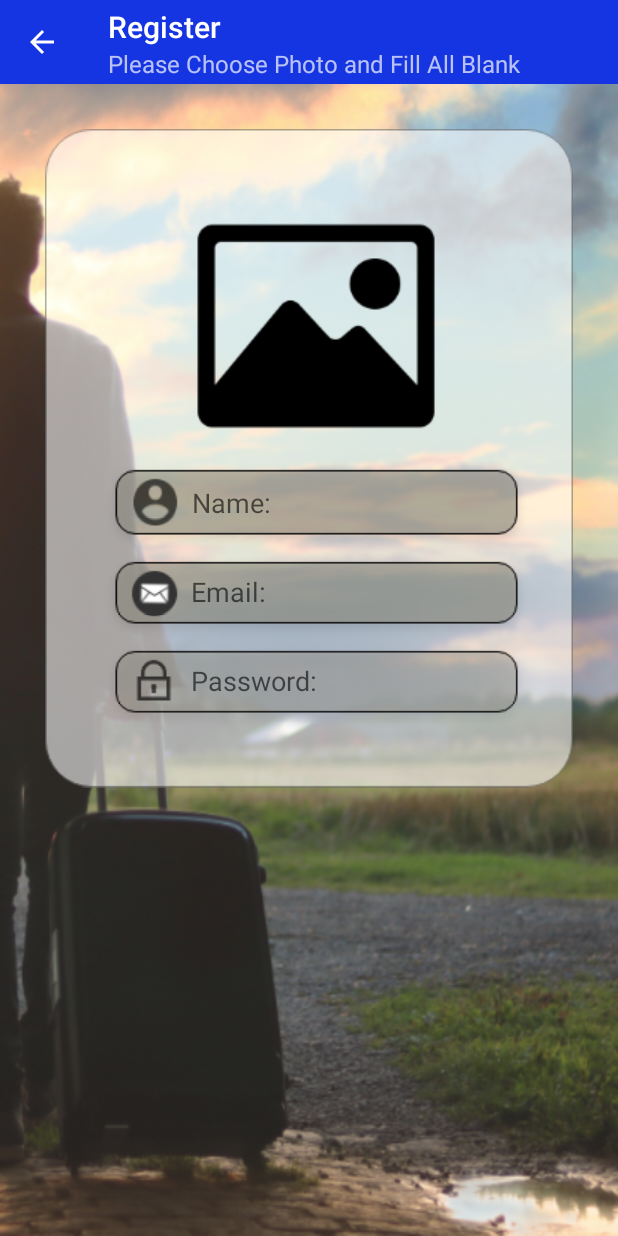
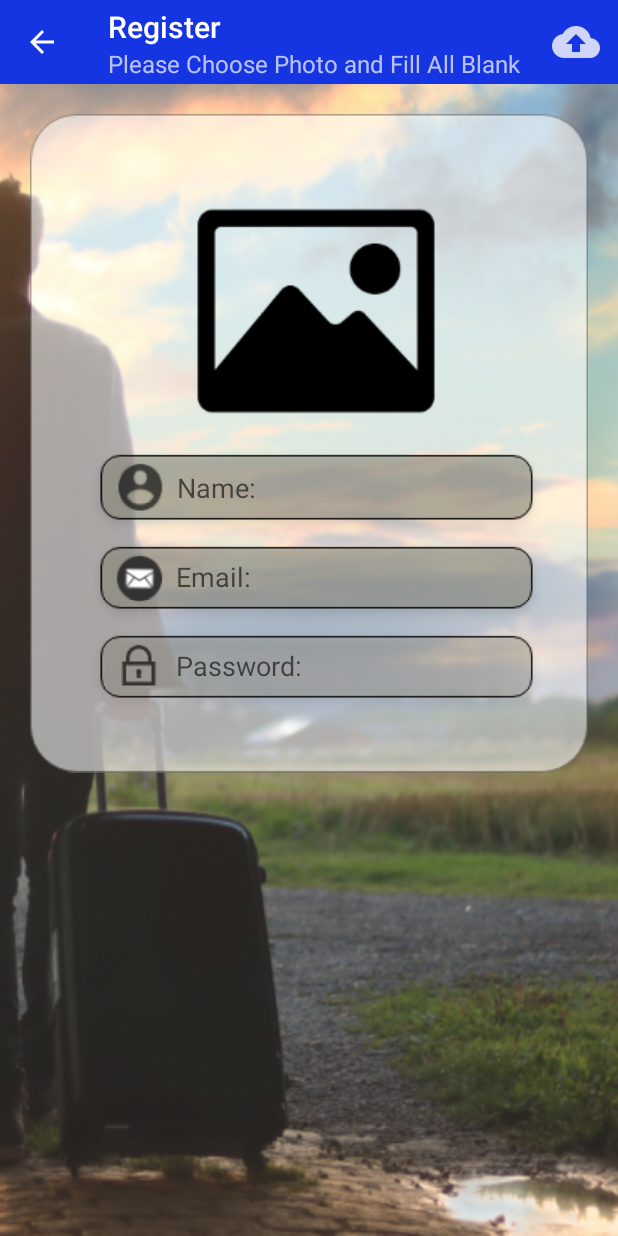
Before and after one commit to Nanthavath/LaosTech, an Android app: the screen it shows after launch (MainActivity), after a tap on "New Register", on a phone screen of 412 x 824 dp. Run offline under Robolectric (Android 15) with nearby library versions, the phone set to English and light mode, and no system bars.

Commit message:
Succeed Second Day

```diff
--- a/app/src/main/AndroidManifest.xml
+++ b/app/src/main/AndroidManifest.xml
@@ -1,6 +1,9 @@
 <?xml version="1.0" encoding="utf-8"?>
 <manifest xmlns:android="http://schemas.android.com/apk/res/android"
     package="com.example.nanthavath.laostech">
+
+    <uses-permission android:name="android.permission.READ_EXTERNAL_STORAGE"/>
+
 
     <application
         android:allowBackup="true"
--- a/app/src/main/java/com/example/nanthavath/laostech/fragment/RegisterFrament.java
+++ b/app/src/main/java/com/example/nanthavath/laostech/fragment/RegisterFrament.java
@@ -1,13 +1,22 @@
 package com.example.nanthavath.laostech.fragment;
 
+import android.content.Intent;
+import android.graphics.Bitmap;
+import android.graphics.BitmapFactory;
+import android.net.Uri;
 import android.os.Bundle;
 import android.support.annotation.NonNull;
 import android.support.annotation.Nullable;
 import android.support.v4.app.Fragment;
 import android.support.v7.widget.Toolbar;
 import android.view.LayoutInflater;
+import android.view.Menu;
+import android.view.MenuInflater;
+import android.view.MenuItem;
 import android.view.View;
 import android.view.ViewGroup;
+import android.widget.ImageView;
+import android.widget.Toast;
 
 
 import com.example.nanthavath.laostech.MainActivity;
@@ -15,13 +24,82 @@ import com.example.nanthavath.laostech.R;
 
 public class RegisterFrament extends Fragment {
 
+//    Explicit
+
+    private Uri uri;
+    private ImageView imageView;
+
+
+
     @Override
     public void onActivityCreated(@Nullable Bundle savedInstanceState) {
         super.onActivityCreated(savedInstanceState);
 
 //        Create toolbar
+        createToolbar();
+
+//        Photo Controller
+        photoController();
 
 
+    }   //Main Class
+
+    @Override
+    public void onCreateOptionsMenu(Menu menu, MenuInflater inflater) {
+        super.onCreateOptionsMenu(menu, inflater);
+
+        inflater.inflate(R.menu.menu_register, menu);
+
+    }
+
+    @Override
+    public boolean onOptionsItemSelected(MenuItem item) {
+        if (item.getItemId() == R.id.itemUpload) {
+            return true;
+        }
+
+        return super.onOptionsItemSelected(item);
+    }
+
+    @Override
+    public void onActivityResult(int requestCode, int resultCode, Intent data) {
+        super.onActivityResult(requestCode, resultCode, data);
+
+        if (resultCode == getActivity().RESULT_OK) {
+            uri=data.getData();
+            try {
+
+                Bitmap bitmap = BitmapFactory.decodeStream(getActivity().getContentResolver().openInputStream(uri));
+                Bitmap bitmap1 = Bitmap.createScaledBitmap(bitmap, 400, 400, true);
+                imageView.setImageBitmap(bitmap1);
+
+            } catch (Exception e) {
+                e.printStackTrace();
+            }
+
+
+        } else {
+            Toast.makeText(getActivity(), "Please choose Photo", Toast.LENGTH_SHORT).show();
+        }
+
+    }
+
+    private void photoController() {
+        imageView = getView().findViewById(R.id.imvPhoto);
+        imageView.setOnClickListener(new View.OnClickListener() {
+            @Override
+            public void onClick(View view) {
+
+                Intent intent = new Intent(Intent.ACTION_PICK);
+                intent.setType("image/*"); // Open app picture
+                startActivityForResult(Intent.createChooser(intent,"Please Choose App"),1);   // get picture
+
+
+            }
+        });
+    }
+
+    private void createToolbar() {
         Toolbar toolbar = getView().findViewById(R.id.toolbarRegister);
         ((MainActivity) getActivity()).setSupportActionBar(toolbar);
         ((MainActivity) getActivity()).getSupportActionBar().setTitle("Register");
@@ -34,13 +112,13 @@ public class RegisterFrament extends Fragment {
                 getActivity().getSupportFragmentManager().popBackStack();
             }
         });
-
-    }   //Main Class
+        setHasOptionsMenu(true);
+    }
 
     @Nullable
     @Override
     public View onCreateView(@NonNull LayoutInflater inflater, @Nullable ViewGroup container, @Nullable Bundle savedInstanceState) {
-        View view=inflater.inflate(R.layout.fragment_register,container,false);
+        View view = inflater.inflate(R.layout.fragment_register, container, false);
         return view;
     }
 
--- a/app/src/main/res/layout/fragment_register.xml
+++ b/app/src/main/res/layout/fragment_register.xml
@@ -27,7 +27,7 @@
 
             <!--Photo-->
             <ImageView
-
+                android:id="@+id/imvPhoto"
                 android:layout_width="wrap_content"
                 android:layout_height="wrap_content"
                 android:layout_gravity="center_horizontal"
--- /dev/null
+++ b/app/src/main/res/menu/menu_register.xml
@@ -0,0 +1,11 @@
+<?xml version="1.0" encoding="utf-8"?>
+<menu xmlns:android="http://schemas.android.com/apk/res/android"
+    xmlns:app="http://schemas.android.com/apk/res-auto">
+
+    <item
+        app:showAsAction="always"
+        android:icon="@drawable/ic_action_upload"
+        android:id="@+id/itemUpload"
+        android:title="Upload" />
+
+</menu>
--- a/app/src/main/res/values/dimens.xml
+++ b/app/src/main/res/values/dimens.xml
@@ -1,5 +1,5 @@
 <?xml version="1.0" encoding="utf-8"?>
 <resources>
-    <dimen name="margin">30dp</dimen>
+    <dimen name="margin">20dp</dimen>
     <dimen name="h2">18sp</dimen>
 </resources>
```
Also changed, not shown: app/src/main/res/drawable-hdpi/ic_action_upload.png (added), app/src/main/res/drawable-mdpi/ic_action_upload.png (added), app/src/main/res/drawable-xhdpi/ic_action_upload.png (added), app/src/main/res/drawable-xxhdpi/ic_action_upload.png (added).
